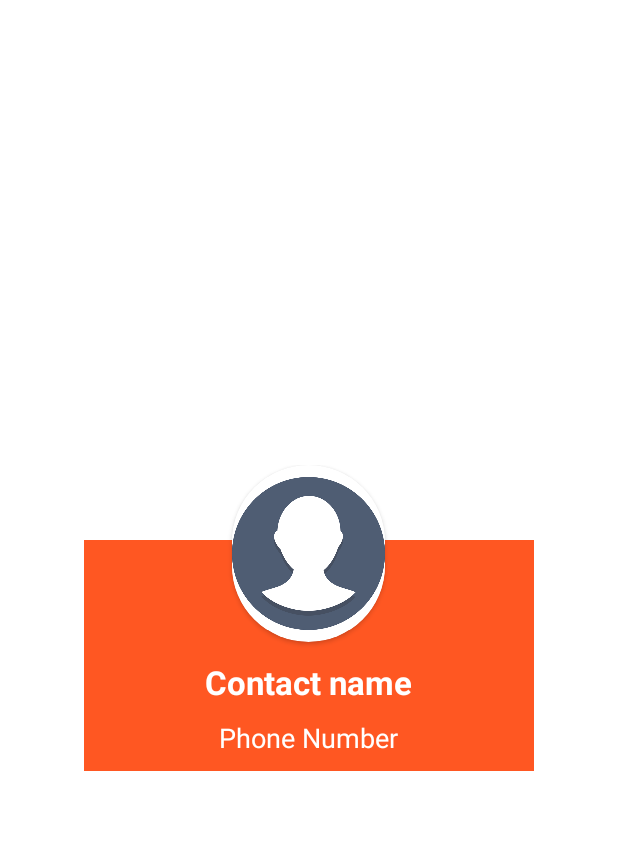
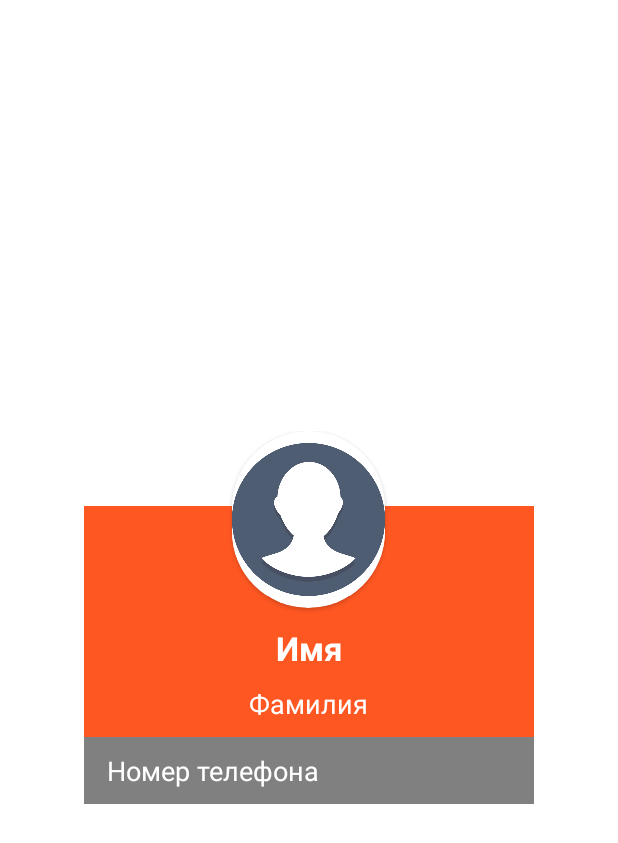
Before and after one commit to maxprof90/MyPhonebook, an Android app: the layout detail_contact.xml on its own in the app's theme, with its tools: preview values and no code run, on a phone screen of 412 x 824 dp. Shown: the top 843 px of the screen. Run offline under Robolectric (Android 15) with nearby library versions, the phone set to English and light mode, and no system bars.

Commit message:
*Fix  detail view into dialog

```diff
--- a/app/src/main/java/com/maxprof90/myphonebook/activities/AddContactsActivity.java
+++ b/app/src/main/java/com/maxprof90/myphonebook/activities/AddContactsActivity.java
@@ -26,16 +26,17 @@ public class AddContactsActivity extends AppCompatActivity {
 
         btnAdd.setOnClickListener(v -> {
             String name = ((EditText) findViewById(R.id.firstName)).getText().toString();
+            String lastName = ((EditText) findViewById(R.id.lastName)).getText().toString();
             String phone = ((EditText) findViewById(R.id.editTextPhone)).getText().toString();
             String avatar = ((ImageView) findViewById(R.id.imageView)).getDrawable().toString();
 
-            if (name.isEmpty() || phone.isEmpty()) {
+            if (name.isEmpty() || phone.isEmpty() || lastName.isEmpty()) {
                 Toast.makeText(AddContactsActivity.this, "Нужно заполнить поля", Toast.LENGTH_SHORT).show();
                 return;
             }
 
             try {
-                ContactManager.getInstance().add(new ContactData(name, phone));
+                ContactManager.getInstance().add(new ContactData(name, lastName, phone));
             } catch (Exception e) {
                 e.printStackTrace();
                 Toast.makeText(AddContactsActivity.this, "Ошибка", Toast.LENGTH_SHORT).show();
--- a/app/src/main/res/layout/activity_add_contact.xml
+++ b/app/src/main/res/layout/activity_add_contact.xml
@@ -53,7 +53,7 @@
                 android:inputType="phone"
                 android:padding="15dp"
                 android:hint="@string/phone"
-                android:textColor="@color/design_default_color_on_primary"
+                android:textColor="@color/black"
                 android:autofillHints="phone number"
                 tools:ignore="LabelFor" />
 
--- a/app/src/main/res/layout/detail_contact.xml
+++ b/app/src/main/res/layout/detail_contact.xml
@@ -16,7 +16,7 @@
     <TextView
         android:layout_width="wrap_content"
         android:layout_height="wrap_content"
-        android:text="Contact name"
+        android:text="@string/firstName"
         android:textColor="@color/white"
         android:textStyle="bold"
         android:textSize="22sp"
@@ -26,16 +26,33 @@
         <TextView
             android:layout_width="wrap_content"
             android:layout_height="wrap_content"
-            android:text="Phone Number"
+            android:text="@string/lastName"
             android:textColor="@color/white"
             android:textSize="18sp"
             android:layout_marginTop="10dp"
             android:layout_marginBottom="10dp"
-            android:id="@+id/contactPhone_detail"
+            android:id="@+id/contactLastName_detail"
             />
-
+        <LinearLayout
+            android:layout_width="match_parent"
+            android:layout_height="wrap_content"
+            android:background="@color/grey">
+            <TextView
+                android:layout_width="wrap_content"
+                android:layout_height="wrap_content"
+                android:text="@string/phone"
+                android:textColor="@color/white"
+                android:textSize="18sp"
+                android:layout_marginTop="10dp"
+                android:layout_marginBottom="10dp"
+                android:paddingStart="15dp"
+                android:paddingEnd="15dp"
+                android:id="@+id/contactPhone_detail"
+                />
+        </LinearLayout>
 
     </LinearLayout>
+
 
     <androidx.cardview.widget.CardView
         android:layout_width="wrap_content"
--- a/app/src/main/res/values/strings.xml
+++ b/app/src/main/res/values/strings.xml
@@ -1,11 +1,7 @@
 <resources>
-    <string name="app_name">My Phonebook</string>
-    <string name="add_button">Add contact</string>
-    <string name="create_contact">Создать контакт</string>
+    <string name="app_name">Телефонная книга</string>
     <string name="firstName">Имя</string>
     <string name="lastName">Фамилия</string>
     <string name="btnSaveContact">Сохранить</string>
     <string name="phone">Номер телефона</string>
-    <string name="showName">showName</string>
-    <string name="showPhone">Show Phone</string>
 </resources>
```
Also changed, not shown: app/src/main/java/com/maxprof90/myphonebook/adapters/ContactAdapter.java (+15 -13 lines), app/src/main/java/com/maxprof90/myphonebook/models/ContactData.java (+12 -2 lines), app/src/main/res/layout/contact_item.xml (+23 -18 lines).
